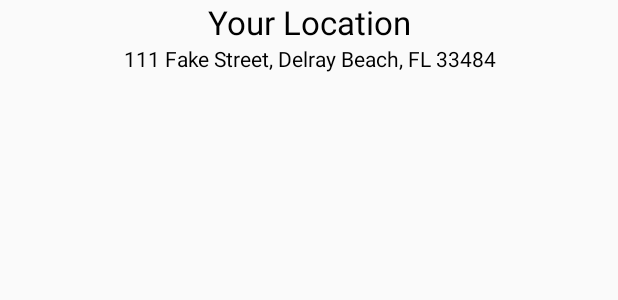
After one commit to maydev99/Aprikot_Old, an Android app: the layout local_screen.xml on its own in the app's theme, with its tools: preview values and no code run, on a phone screen of 412 x 824 dp. The commit adds this screen. Shown: the top 300 px of the screen. Run offline under Robolectric (Android 15) with nearby library versions, the phone set to English and light mode, and no system bars.

Commit message:
-Started LocalScreen -Add Location based Data

```diff
--- a/app/build.gradle
+++ b/app/build.gradle
@@ -40,6 +40,9 @@ dependencies {
     implementation 'com.google.firebase:firebase-database-ktx:19.2.0'
     implementation 'com.google.firebase:firebase-storage-ktx:19.1.0'
     implementation 'com.google.firebase:firebase-auth:19.1.0'
+    implementation 'com.nabinbhandari.android:permissions:3.8'
+    implementation 'com.google.android.gms:play-services-location:15.0.1'
+    implementation 'com.github.quickpermissions:quickpermissions-kotlin:0.4.0'
 
 
 
--- a/app/src/main/AndroidManifest.xml
+++ b/app/src/main/AndroidManifest.xml
@@ -3,6 +3,8 @@
     package="com.bombadu.aprikot">
 
     <uses-permission android:name="android.permission.INTERNET" />
+    <uses-permission android:name="android.permission.ACCESS_COARSE_LOCATION"/>
+    <uses-permission android:name="android.permission.ACCESS_FINE_LOCATION" />
 
     <application
         android:allowBackup="true"
@@ -24,6 +26,7 @@
         <activity android:name=".NewsProActivity"/>
         <activity android:name=".GalleryActivity" />
         <activity android:name=".ImageFullActivity" />
+        <activity android:name=".LocalScreen" />
     </application>
 
 
--- a/app/src/main/java/com/bombadu/aprikot/MainActivity.kt
+++ b/app/src/main/java/com/bombadu/aprikot/MainActivity.kt
@@ -22,7 +22,7 @@ class MainActivity : AppCompatActivity() {
         super.onCreate(savedInstanceState)
         setContentView(R.layout.activity_main)
 
-        startActivity(Intent(this, GalleryActivity::class.java))
+        //startActivity(Intent(this, GalleryActivity::class.java))
 
 
 
@@ -144,6 +144,10 @@ class MainActivity : AppCompatActivity() {
                 startActivity(Intent(this, GalleryActivity::class.java))
             }
 
+            if (item.itemId == R.id.local_screen) {
+                startActivity(Intent(this, LocalScreen::class.java))
+            }
+
         }
         return super.onOptionsItemSelected(item)
     }
--- /dev/null
+++ b/app/src/main/res/drawable/ic_my_location_white_24dp.xml
@@ -0,0 +1,5 @@
+<vector android:height="24dp" android:tint="#FFFFFF"
+    android:viewportHeight="24.0" android:viewportWidth="24.0"
+    android:width="24dp" xmlns:android="http://schemas.android.com/apk/res/android">
+    <path android:fillColor="#FF000000" android:pathData="M12,8c-2.21,0 -4,1.79 -4,4s1.79,4 4,4 4,-1.79 4,-4 -1.79,-4 -4,-4zM20.94,11c-0.46,-4.17 -3.77,-7.48 -7.94,-7.94L13,1h-2v2.06C6.83,3.52 3.52,6.83 3.06,11L1,11v2h2.06c0.46,4.17 3.77,7.48 7.94,7.94L11,23h2v-2.06c4.17,-0.46 7.48,-3.77 7.94,-7.94L23,13v-2h-2.06zM12,19c-3.87,0 -7,-3.13 -7,-7s3.13,-7 7,-7 7,3.13 7,7 -3.13,7 -7,7z"/>
+</vector>
--- /dev/null
+++ b/app/src/main/res/layout/local_screen.xml
@@ -0,0 +1,31 @@
+<?xml version="1.0" encoding="utf-8"?>
+<androidx.constraintlayout.widget.ConstraintLayout
+    xmlns:android="http://schemas.android.com/apk/res/android"
+    xmlns:app="http://schemas.android.com/apk/res-auto"
+    xmlns:tools="http://schemas.android.com/tools"
+    android:layout_width="match_parent"
+    android:layout_height="match_parent">
+
+    <TextView
+        android:id="@+id/textView5"
+        android:layout_width="match_parent"
+        android:layout_height="wrap_content"
+        android:gravity="center_horizontal"
+        android:textColor="@android:color/black"
+        android:textSize="22dp"
+        android:text="@string/your_location"
+        app:layout_constraintEnd_toEndOf="parent"
+        app:layout_constraintStart_toStartOf="parent"
+        app:layout_constraintTop_toTopOf="parent" />
+
+    <TextView
+        android:id="@+id/addressTextView"
+        android:layout_width="match_parent"
+        android:layout_height="wrap_content"
+        android:textColor="@android:color/black"
+        android:text="@string/_111_fake_street_delray_beach_fl_33484"
+        android:gravity="center_horizontal"
+        app:layout_constraintEnd_toEndOf="parent"
+        app:layout_constraintStart_toStartOf="parent"
+        app:layout_constraintTop_toBottomOf="@+id/textView5" />
+</androidx.constraintlayout.widget.ConstraintLayout>
--- a/app/src/main/res/values/strings.xml
+++ b/app/src/main/res/values/strings.xml
@@ -1,4 +1,6 @@
 <resources>
     <string name="app_name">Aprikot</string>
     <string name="zero">0</string>
+    <string name="your_location">Your Location</string>
+    <string name="_111_fake_street_delray_beach_fl_33484">111 Fake Street, Delray Beach, FL 33484</string>
 </resources>
--- a/build.gradle
+++ b/build.gradle
@@ -20,6 +20,7 @@ allprojects {
     repositories {
         google()
         jcenter()
+        maven { url "http://jitpack.io/" }
 
     }
 }
```
Also changed, not shown: app/src/main/java/com/bombadu/aprikot/LocalScreen.kt (added, +87 -0 lines), app/src/main/res/menu/local_menu.xml (added, +14 -0 lines), app/src/main/res/menu/main_menu.xml (+8 -0 lines).
